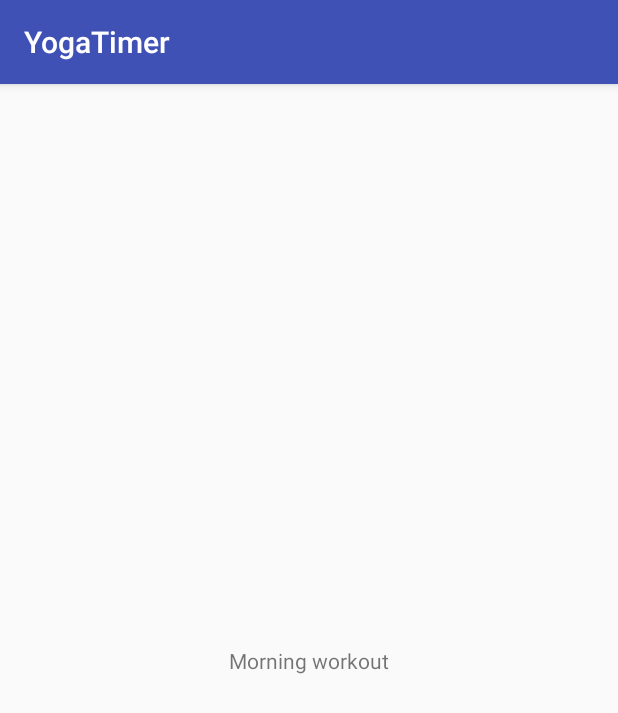
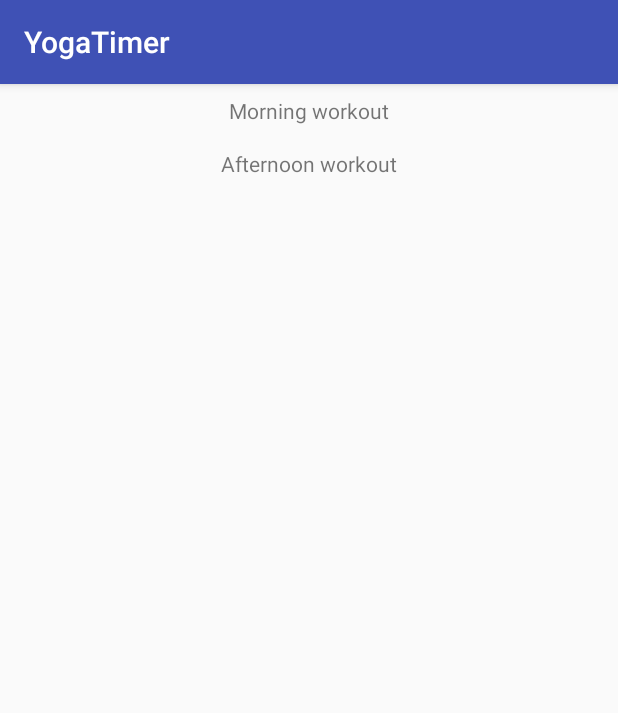
Before and after one commit to flocela/YogaTimer, an Android app: the screen it shows after launch (MainActivity), on a phone screen of 412 x 824 dp. Shown: the top 713 px of the screen. Run offline under Robolectric (Android 15) with nearby library versions, the phone set to English and light mode, and no system bars.

Commit message:
Changed layout constraints for activity_main.xml and item_workout.xml. This results in items with heights of wrap_content, and the overall list is centered in the MainActivity.

```diff
--- a/app/src/main/res/layout/activity_main.xml
+++ b/app/src/main/res/layout/activity_main.xml
@@ -8,13 +8,8 @@
 
   <android.support.v7.widget.RecyclerView
     android:id="@+id/rvWorkouts"
-    android:layout_width="wrap_content"
+    android:layout_width="0dp"
     android:layout_height="wrap_content"
-    android:layout_marginBottom="8dp"
-    android:layout_marginEnd="8dp"
-    android:layout_marginStart="8dp"
-    android:layout_marginTop="8dp"
-    app:layout_constraintBottom_toBottomOf="parent"
     app:layout_constraintEnd_toEndOf="parent"
     app:layout_constraintStart_toStartOf="parent"
     app:layout_constraintTop_toTopOf="parent"/>
--- a/app/src/main/res/layout/item_workout.xml
+++ b/app/src/main/res/layout/item_workout.xml
@@ -1,10 +1,20 @@
 <?xml version="1.0" encoding="utf-8"?>
 <android.support.constraint.ConstraintLayout
-    xmlns:android="http://schemas.android.com/apk/res/android"
-    xmlns:app="http://schemas.android.com/apk/res-auto"
-    xmlns:tools="http://schemas.android.com/tools"
-    android:layout_width="match_parent"
-    android:layout_height="match_parent">
+  xmlns:android="http://schemas.android.com/apk/res/android"
+  xmlns:app="http://schemas.android.com/apk/res-auto"
+  xmlns:tools="http://schemas.android.com/tools"
+  android:layout_width="match_parent"
+  android:layout_height="wrap_content"
+  android:layout_alignParentBottom="false"
+  android:layout_alignParentEnd="false"
+  android:layout_alignParentLeft="false"
+  android:layout_alignParentRight="false"
+  android:layout_alignParentStart="false"
+  android:layout_alignParentTop="false"
+  android:layout_alignWithParentIfMissing="false"
+  android:layout_centerInParent="false"
+  android:layout_centerVertical="false"
+  tools:layout_editor_absoluteY="81dp">
 
     <TextView
       android:id="@+id/wkRow"
```
